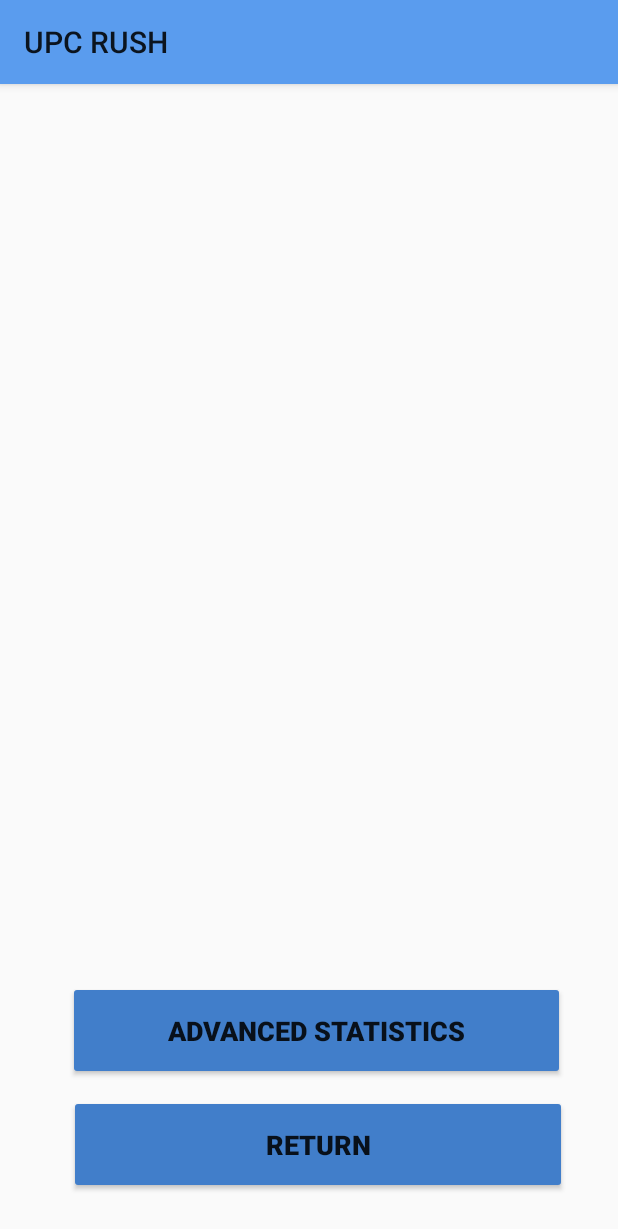
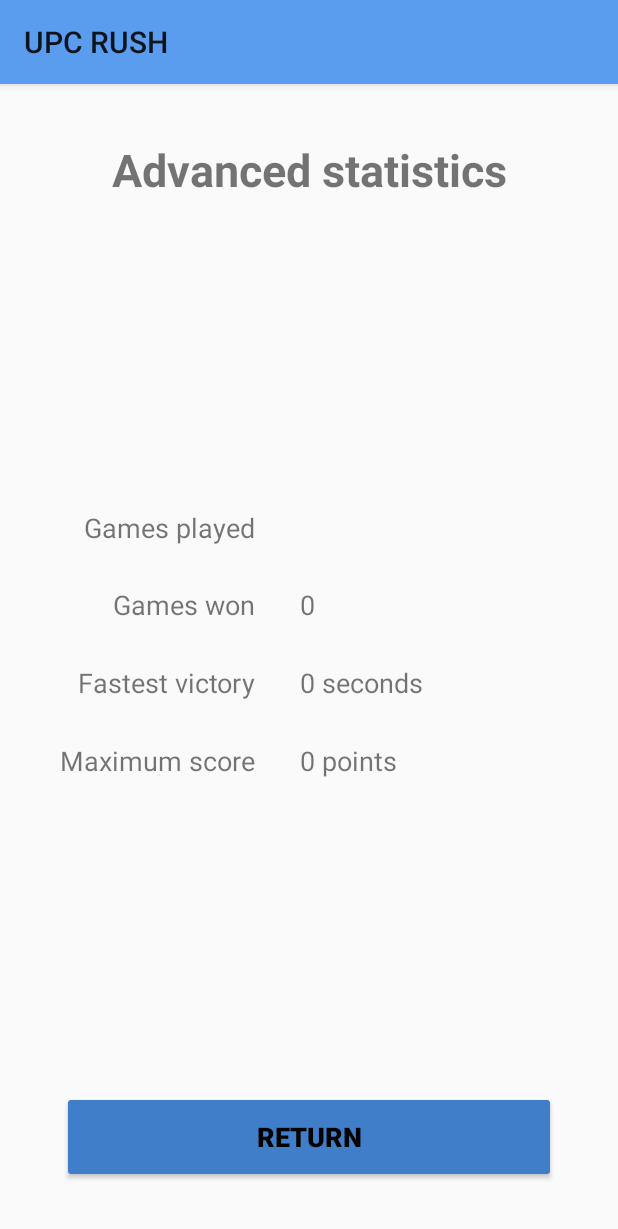
Before and after one commit to sergigarciacanton/Proyecto_1_cliente_DSA, an Android app: the Activity_Statistics screen opened directly, with no data from a screen before it, after a tap on "ADVANCED STATISTICS", on a phone screen of 412 x 824 dp. Shown: the top 1229 px of the screen. Run offline under Robolectric (Android 15) with nearby library versions, the phone set to English and light mode, and no system bars; 9 statements that could not run were skipped.

Commit message:
Advanced statistics added

```diff
--- a/app/src/main/java/com/example/dsa/Activity_Dashboard.java
+++ b/app/src/main/java/com/example/dsa/Activity_Dashboard.java
@@ -71,8 +71,7 @@ public class Activity_Dashboard extends AppCompatActivity {
         });
 
         dashboardLogout.setOnClickListener(v -> {
-            ControllerLogOut ctrl = new ControllerLogOut();
-            ctrl.start(main, c);
+            finish();
         });
     }
 
--- a/app/src/main/java/com/example/dsa/Activity_Statistics.java
+++ b/app/src/main/java/com/example/dsa/Activity_Statistics.java
@@ -4,11 +4,11 @@ import androidx.appcompat.app.AppCompatActivity;
 import androidx.recyclerview.widget.LinearLayoutManager;
 import androidx.recyclerview.widget.RecyclerView;
 
+import android.content.Intent;
 import android.os.Bundle;
 import android.view.View;
 import android.widget.ProgressBar;
 import android.widget.TextView;
-import android.widget.Toast;
 
 import com.example.dsa.models.Game;
 
@@ -51,7 +51,28 @@ public class Activity_Statistics extends AppCompatActivity {
     }
 
     public void advancedStatisticsBtn_Click(View v) {
-        Toast.makeText(getApplicationContext(), "Ooops. Not implemented.", Toast.LENGTH_LONG).show();
+        Intent intent = new Intent(Activity_Statistics.this, Activity_Statistics_Advanced.class);
+        intent.putExtra("gamesNum", String.valueOf(gamesList.size()));
+        int won = 0;
+        for(Game g : gamesList)
+            if(g.getVictory() == 1) won++;
+        intent.putExtra("gamesWon", String.valueOf(won));
+        int minTime = 0;
+        boolean found = false;
+        for(Game g : gamesList) {
+            if (g.getVictory() == 1 && !found) {
+                found = true;
+                minTime = g.getDuration();
+            }
+            else if (g.getVictory() == 1 && g.getDuration() < minTime)
+                minTime = g.getDuration();
+        }
+        intent.putExtra("minTime", String.valueOf(minTime));
+        int maxScore = 0;
+        for(Game g : gamesList)
+            if (g.getScore() > maxScore) maxScore = g.getScore();
+        intent.putExtra("maxScore", String.valueOf(maxScore));
+        startActivity(intent);
     }
 
     public void returnBtn_Click(View v) {
--- /dev/null
+++ b/app/src/main/java/com/example/dsa/Activity_Statistics_Advanced.java
@@ -0,0 +1,39 @@
+package com.example.dsa;
+
+import androidx.appcompat.app.AppCompatActivity;
+
+import android.os.Bundle;
+import android.view.View;
+import android.widget.TextView;
+
+public class Activity_Statistics_Advanced extends AppCompatActivity {
+
+    TextView gamesOut;
+    TextView victoryOut;
+    TextView minTimeOut;
+    TextView maxScoreOut;
+
+    @Override
+    protected void onCreate(Bundle savedInstanceState) {
+        super.onCreate(savedInstanceState);
+        setContentView(R.layout.activity_statistics_advanced);
+        gamesOut = findViewById(R.id.statisticsAdvancedPlayedOut);
+        victoryOut = findViewById(R.id.statisticsAdvancedWonOut);
+        minTimeOut = findViewById(R.id.statisticsAdvancedTimeOut);
+        maxScoreOut = findViewById(R.id.statisticsAdvancedScoreOut);
+
+        String gamesNum = getIntent().getStringExtra("gamesNum");
+        String gamesWon = getIntent().getStringExtra("gamesWon");
+        String minTime = getIntent().getStringExtra("minTime");
+        String maxScore = getIntent().getStringExtra("maxScore");
+
+        gamesOut.setText(gamesNum);
+        victoryOut.setText(gamesWon);
+        minTimeOut.setText(minTime + " seconds");
+        maxScoreOut.setText(maxScore + " points");
+    }
+
+    public void returnBtn_Click(View v) {
+        finish();
+    }
+}
--- a/app/src/main/java/com/example/dsa/Activity_Statistics_Specifications.java
+++ b/app/src/main/java/com/example/dsa/Activity_Statistics_Specifications.java
@@ -24,12 +24,12 @@ public class Activity_Statistics_Specifications extends AppCompatActivity {
 
         String id = getIntent().getStringExtra("id");
         String duration = getIntent().getStringExtra("duration");
-        String victory = getIntent().getStringExtra("victory");
+        int victory = Integer.parseInt(getIntent().getStringExtra("victory"));
         String score = getIntent().getStringExtra("score");
 
         idOut.setText(id);
         durationOut.setText(duration + " seconds");
-        if(victory == "0") victoryOut.setText("You lost");
+        if(victory == 0) victoryOut.setText("You lost");
         else victoryOut.setText("You won");
         scoreOut.setText(score + " points");
     }
--- a/app/src/main/java/com/example/dsa/ControllerLogOut.java
+++ /dev/null
@@ -1,65 +0,0 @@
-package com.example.dsa;
-
-import android.widget.Toast;
-
-import com.example.dsa.models.Credentials;
-import com.google.gson.Gson;
-import com.google.gson.GsonBuilder;
-
-import okhttp3.OkHttpClient;
-import okhttp3.logging.HttpLoggingInterceptor;
-import retrofit2.Call;
-import retrofit2.Callback;
-import retrofit2.Response;
-import retrofit2.Retrofit;
-import retrofit2.converter.gson.GsonConverterFactory;
-
-public class ControllerLogOut implements Callback<Void> {
-
-    //static final String BASE_URL = "http://10.0.2.2:8080/";
-    static final String BASE_URL = "http://192.168.1.41:8080/";
-    Toast t;
-    Activity_Dashboard menu;
-
-    public void start(Activity_Dashboard menu, Credentials c) {
-        this.menu = menu;
-        this.t = menu.toast;
-
-        Gson gson = new GsonBuilder()
-                .setLenient()
-                .create();
-
-        HttpLoggingInterceptor interceptor = new HttpLoggingInterceptor();
-        interceptor.setLevel(HttpLoggingInterceptor.Level.BODY);
-        OkHttpClient client = new OkHttpClient.Builder().addInterceptor(interceptor).build();
-
-        Retrofit retrofit = new Retrofit.Builder()
-                .client(client)
-                .baseUrl(BASE_URL)
-                .addConverterFactory(GsonConverterFactory.create(gson))
-                .build();
-
-        Server server = retrofit.create(Server.class);
-
-        Call<Void> call = server.logout(c);
-        call.enqueue(this);
-    }
-
-    @Override
-    public void onResponse(Call<Void> call, Response<Void> response) {
-        if(response.isSuccessful()) {
-            System.out.println("Log Out successful!");
-        } else {
-            System.out.println("Error: " + response.errorBody());
-            Toast.makeText(menu.getApplicationContext(), "Error while logging out", Toast.LENGTH_LONG).show();
-        }
-        menu.finish();
-    }
-
-    @Override
-    public void onFailure(Call<Void> call, Throwable t) {
-        Toast.makeText(menu.getApplicationContext(), "Unexpected error.", Toast.LENGTH_LONG).show();
-        t.printStackTrace();
-        menu.finish();
-    }
-}
--- a/app/src/main/java/com/example/dsa/Server.java
+++ b/app/src/main/java/com/example/dsa/Server.java
@@ -19,9 +19,6 @@ public interface Server {
     @POST("/dsaApp/auth/signup")
     Call<Integer> signUp(@Body CompleteCredentials c);
 
-    @POST("/dsaApp/auth/logout")
-    Call<Void> logout(@Body Credentials c);
-
     @GET("/dsaApp/user/get/{username}")
     Call<User> getUser(@Path("username") Integer ID);
 
--- /dev/null
+++ b/app/src/main/res/layout/activity_statistics_advanced.xml
@@ -0,0 +1,153 @@
+<?xml version="1.0" encoding="utf-8"?>
+<androidx.constraintlayout.widget.ConstraintLayout xmlns:android="http://schemas.android.com/apk/res/android"
+    xmlns:app="http://schemas.android.com/apk/res-auto"
+    xmlns:tools="http://schemas.android.com/tools"
+    android:layout_width="match_parent"
+    android:layout_height="match_parent"
+    tools:context=".Activity_Statistics_Advanced">
+
+    <TextView
+        android:id="@+id/statisticsAdvancedTitleText"
+        android:layout_width="363dp"
+        android:layout_height="41dp"
+        android:text="@string/advanced_statistics"
+        android:textAlignment="center"
+        android:textSize="30sp"
+        android:textStyle="bold"
+        app:layout_constraintBottom_toBottomOf="parent"
+        app:layout_constraintEnd_toEndOf="parent"
+        app:layout_constraintStart_toStartOf="parent"
+        app:layout_constraintTop_toTopOf="parent"
+        app:layout_constraintVertical_bias="0.050000012" />
+
+    <Button
+        android:id="@+id/statisticsAdvancedReturnBtn"
+        android:layout_width="329dp"
+        android:layout_height="61dp"
+        android:layout_alignParentStart="true"
+        android:layout_alignParentEnd="true"
+        android:layout_alignParentBottom="true"
+        android:onClick="returnBtn_Click"
+        android:text="@string/returnBtn"
+        android:textColor="#000000"
+        android:textSize="18sp"
+        android:textStyle="bold"
+        app:backgroundTint="@color/darkblue_dark"
+        app:layout_constraintBottom_toBottomOf="parent"
+        app:layout_constraintEnd_toEndOf="parent"
+        app:layout_constraintStart_toStartOf="parent"
+        app:layout_constraintTop_toTopOf="parent"
+        app:layout_constraintVertical_bias="0.95" />
+
+    <TextView
+        android:id="@+id/statisticsAdvancesWonText"
+        android:layout_width="wrap_content"
+        android:layout_height="wrap_content"
+        android:layout_marginEnd="30dp"
+        android:text="@string/games_won"
+        android:textSize="18sp"
+        app:layout_constraintBottom_toBottomOf="parent"
+        app:layout_constraintEnd_toStartOf="@+id/statisticsAdvancedWonOut"
+        app:layout_constraintHorizontal_bias="1.0"
+        app:layout_constraintStart_toStartOf="parent"
+        app:layout_constraintTop_toTopOf="parent"
+        app:layout_constraintVertical_bias="0.45" />
+
+    <TextView
+        android:id="@+id/statisticsAdvancedTimeOut"
+        android:layout_width="wrap_content"
+        android:layout_height="wrap_content"
+        android:layout_marginStart="200dp"
+        android:text="@string/fastest_victory"
+        android:textSize="18sp"
+        app:layout_constraintBottom_toBottomOf="parent"
+        app:layout_constraintEnd_toEndOf="parent"
+        app:layout_constraintHorizontal_bias="0.0"
+        app:layout_constraintStart_toStartOf="parent"
+        app:layout_constraintTop_toTopOf="parent"
+        app:layout_constraintVertical_bias="0.52" />
+
+    <TextView
+        android:id="@+id/statisticsAdvancedScoreText"
+        android:layout_width="wrap_content"
+        android:layout_height="wrap_content"
+        android:layout_marginEnd="30dp"
+        android:text="@string/maximum_score"
+        android:textSize="18sp"
+        app:layout_constraintBottom_toBottomOf="parent"
+        app:layout_constraintEnd_toStartOf="@+id/statisticsAdvancedScoreOut"
+        app:layout_constraintHorizontal_bias="1.0"
+        app:layout_constraintStart_toStartOf="parent"
+        app:layout_constraintTop_toTopOf="parent"
+        app:layout_constraintVertical_bias="0.59000003" />
+
+    <TextView
+        android:id="@+id/statisticsAdvancedPlayedOut"
+        android:layout_width="wrap_content"
+        android:layout_height="wrap_content"
+        android:layout_marginStart="200dp"
+        android:text="@string/games_played"
+        android:textSize="18sp"
+        app:layout_constraintBottom_toBottomOf="parent"
+        app:layout_constraintEnd_toEndOf="parent"
+        app:layout_constraintHorizontal_bias="0.0"
+        app:layout_constraintStart_toStartOf="parent"
+        app:layout_constraintTop_toTopOf="parent"
+        app:layout_constraintVertical_bias="0.38" />
+
+    <TextView
+        android:id="@+id/statisticsAdvancedWonOut"
+        android:layout_width="wrap_content"
+        android:layout_height="wrap_content"
+        android:layout_marginStart="200dp"
+        android:text="@string/games_won"
+        android:textSize="18sp"
+        app:layout_constraintBottom_toBottomOf="parent"
+        app:layout_constraintEnd_toEndOf="parent"
+        app:layout_constraintHorizontal_bias="0.0"
+        app:layout_constraintStart_toStartOf="parent"
+        app:layout_constraintTop_toTopOf="parent"
+        app:layout_constraintVertical_bias="0.45" />
+
+    <TextView
+        android:id="@+id/statisticsAdvancedScoreOut"
+        android:layout_width="wrap_content"
+        android:layout_height="wrap_content"
+        android:layout_marginStart="200dp"
+        android:text="@string/maximum_score"
+        android:textSize="18sp"
+        app:layout_constraintBottom_toBottomOf="parent"
+        app:layout_constraintEnd_toEndOf="parent"
+        app:layout_constraintHorizontal_bias="0.0"
+        app:layout_constraintStart_toStartOf="parent"
+        app:layout_constraintTop_toTopOf="parent"
+        app:layout_constraintVertical_bias="0.59000003" />
+
+    <TextView
+        android:id="@+id/statisticsAdvancedTimeText"
+        android:layout_width="wrap_content"
+        android:layout_height="wrap_content"
+        android:layout_marginEnd="30dp"
+        android:text="@string/fastest_victory"
+        android:textSize="18sp"
+        app:layout_constraintBottom_toBottomOf="parent"
+        app:layout_constraintEnd_toStartOf="@+id/statisticsAdvancedTimeOut"
+        app:layout_constraintHorizontal_bias="1.0"
+        app:layout_constraintStart_toStartOf="parent"
+        app:layout_constraintTop_toTopOf="parent"
+        app:layout_constraintVertical_bias="0.52" />
+
+    <TextView
+        android:id="@+id/statisticsAdvancedPlayedText"
+        android:layout_width="wrap_content"
+        android:layout_height="wrap_content"
+        android:layout_marginEnd="30dp"
+        android:text="@string/games_played"
+        android:textSize="18sp"
+        app:layout_constraintBottom_toBottomOf="parent"
+        app:layout_constraintEnd_toStartOf="@+id/statisticsAdvancedPlayedOut"
+        app:layout_constraintHorizontal_bias="1.0"
+        app:layout_constraintStart_toStartOf="parent"
+        app:layout_constraintTop_toTopOf="parent"
+        app:layout_constraintVertical_bias="0.381" />
+</androidx.constraintlayout.widget.ConstraintLayout>
--- a/app/src/main/res/values/strings.xml
+++ b/app/src/main/res/values/strings.xml
@@ -32,4 +32,8 @@
     <string name="score">Score</string>
     <string name="id">Game ID</string>
     <string name="advanced_statistics">Advanced statistics</string>
+    <string name="games_played">Games played</string>
+    <string name="games_won">Games won</string>
+    <string name="fastest_victory">Fastest victory</string>
+    <string name="maximum_score">Maximum score</string>
 </resources>
```
Also changed, not shown: app/src/main/AndroidManifest.xml (+10 -7 lines).
